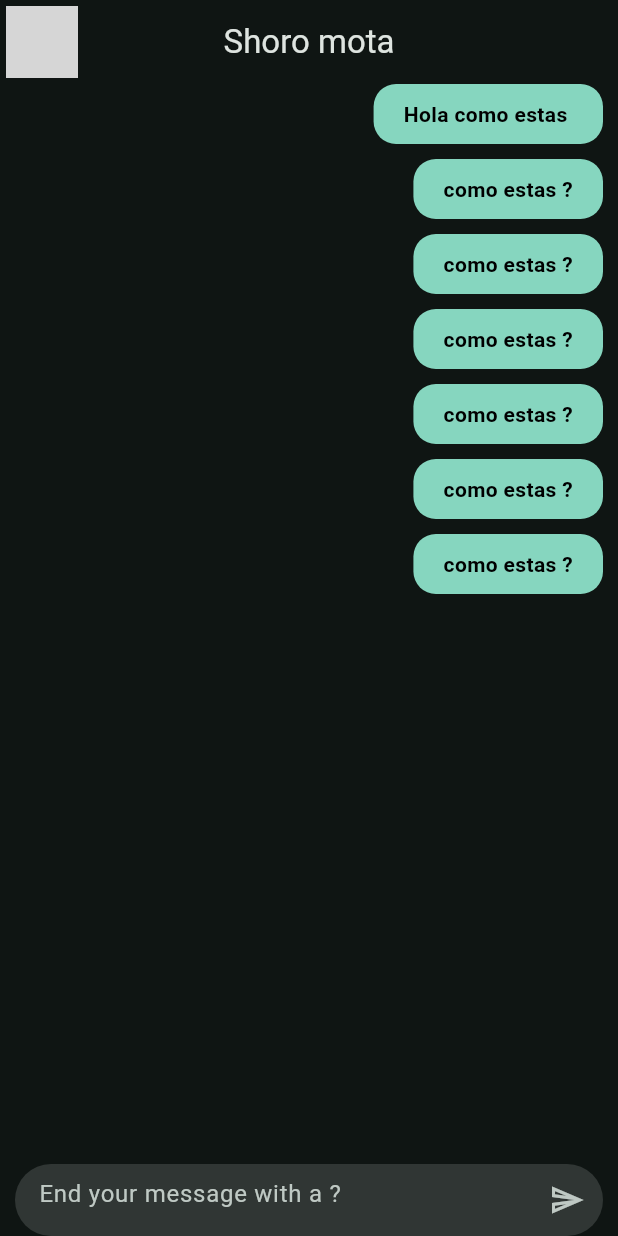
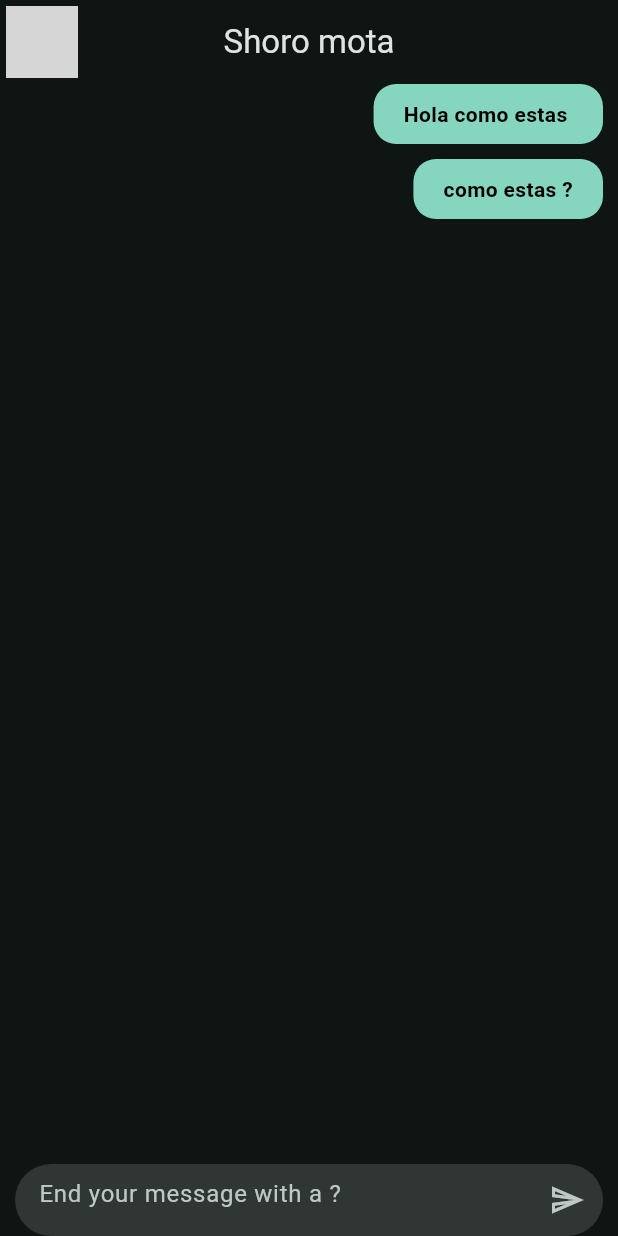
Before and after one commit to toshioxgnu/nuevoCursoFlutter, a Flutter app: the screen it shows after launch, on a phone screen of 412 x 824 dp. Run offline on Flutter 3.47's test engine with Material 3 defaults, Android fonts, the phone set to English and light mode, and no system bars; network calls fail; grey boxes are pictures that could not be loaded.

Commit message:
Messague provider implementado

```diff
--- a/yes_no_app/lib/presentation/providers/chat_provider.dart
+++ b/yes_no_app/lib/presentation/providers/chat_provider.dart
@@ -5,14 +5,13 @@ class ChatProvider extends ChangeNotifier {
   List<Message> message = [
     Message(text: 'Hola como estas ', fromWho: FromWho.mine),
     Message(text: 'como estas ?', fromWho: FromWho.mine),
-    Message(text: 'como estas ?', fromWho: FromWho.mine),
-    Message(text: 'como estas ?', fromWho: FromWho.mine),
-    Message(text: 'como estas ?', fromWho: FromWho.mine),
-    Message(text: 'como estas ?', fromWho: FromWho.mine),
-    Message(text: 'como estas ?', fromWho: FromWho.mine),
   ];
 
-  Future<void> sendMessage() async {
-    //TODO: implementar metodo
+  Future<void> sendMessage(String text) async {
+    final newMesage = Message(text: text, fromWho: FromWho.mine);
+
+    message.add(newMesage);
+
+    notifyListeners();
   }
 }
--- a/yes_no_app/lib/presentation/screens/chat/chat_screen.dart
+++ b/yes_no_app/lib/presentation/screens/chat/chat_screen.dart
@@ -54,7 +54,9 @@ class _ChatView extends StatelessWidget {
                             );
                     })),
             // Caja de texto
-            const MessageFieldBox(),
+            MessageFieldBox(
+              onValue: chatProvider.sendMessage,
+            ),
           ],
         ),
       ),
--- a/yes_no_app/lib/presentation/widgets/shared/message_field_box.dart
+++ b/yes_no_app/lib/presentation/widgets/shared/message_field_box.dart
@@ -1,7 +1,9 @@
 import 'package:flutter/material.dart';
 
 class MessageFieldBox extends StatelessWidget {
-  const MessageFieldBox({super.key});
+  final ValueChanged<String> onValue;
+
+  const MessageFieldBox({super.key, required this.onValue});
 
   @override
   Widget build(BuildContext context) {
@@ -21,7 +23,8 @@ class MessageFieldBox extends StatelessWidget {
         icon: const Icon(Icons.send_outlined),
         onPressed: () {
           final textValue = textController.text;
-          print('button $textValue');
+          // print('button $textValue');
+          onValue(textValue);
           textController.clear();
         },
       ),
@@ -35,7 +38,8 @@ class MessageFieldBox extends StatelessWidget {
       controller: textController,
       decoration: inputDecoration,
       onFieldSubmitted: (value) {
-        print(value);
+        onValue(value);
+
         textController.clear();
         focusNode.requestFocus();
       },
```
